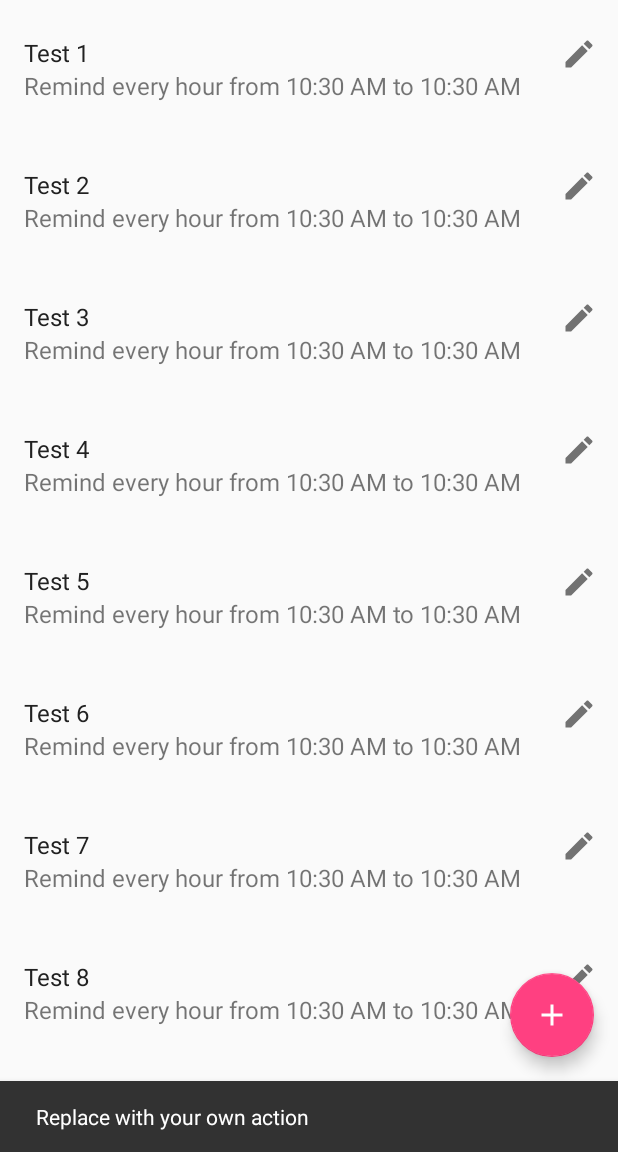
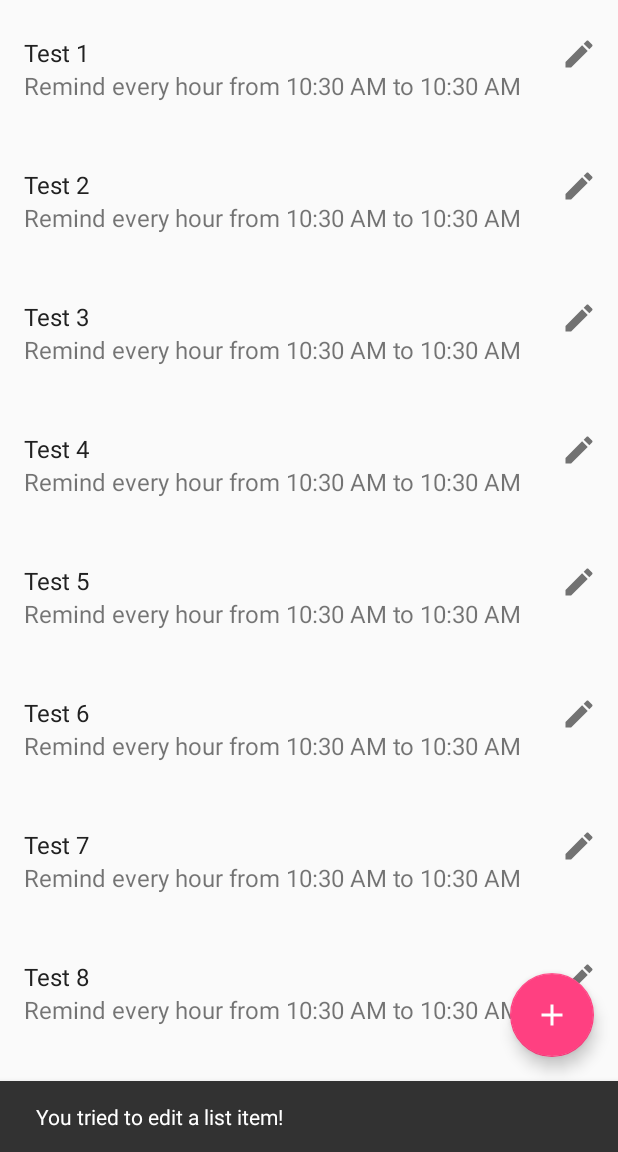
Before and after one commit to YashdalfTheGray/RepeatingReminders, an Android app: the screen it shows after launch (MainActivity), after a tap on "Edit Reminder", on a phone screen of 412 x 824 dp, the part 84-1236 px from its top. Run offline under Robolectric (Android 15) with nearby library versions, the phone set to English and light mode, and no system bars; 1 other tap on this screen came first.

Commit message:
wired up the click on the linear layout

```diff
--- a/app/src/main/java/com/yashdalfthegray/repeatingreminders/adapters/RecyclerAdapter.java
+++ b/app/src/main/java/com/yashdalfthegray/repeatingreminders/adapters/RecyclerAdapter.java
@@ -8,6 +8,7 @@ import android.view.LayoutInflater;
 import android.view.View;
 import android.view.ViewGroup;
 import android.widget.ImageButton;
+import android.widget.LinearLayout;
 import android.widget.TextView;
 
 import com.yashdalfthegray.repeatingreminders.R;
@@ -65,6 +66,7 @@ public class RecyclerAdapter extends RecyclerView.Adapter<RecyclerAdapter.Remind
 
         TextView title, reminderText;
         ImageButton editReminderButton;
+        LinearLayout itemLinearLayout;
         int position;
         Reminder current;
         Resources res;
@@ -73,6 +75,7 @@ public class RecyclerAdapter extends RecyclerView.Adapter<RecyclerAdapter.Remind
             super(itemView);
             res = itemView.getResources();
 
+            itemLinearLayout = (LinearLayout) itemView.findViewById(R.id.reminder_item_container);
             title = (TextView) itemView.findViewById(R.id.reminder_title);
             reminderText = (TextView) itemView.findViewById(R.id.reminder_text);
             editReminderButton = (ImageButton) itemView.findViewById(R.id.button_edit_reminder);
@@ -87,7 +90,13 @@ public class RecyclerAdapter extends RecyclerView.Adapter<RecyclerAdapter.Remind
             this.editReminderButton.setOnClickListener(new View.OnClickListener() {
                 @Override
                 public void onClick(View v) {
-                    Snackbar.make(v.getRootView().findViewById(R.id.main_app_view), "Replace with your own action", Snackbar.LENGTH_LONG).setAction("Action", null).show();
+                    Snackbar.make(v.getRootView().findViewById(R.id.main_app_view), "You tried to edit a list item!", Snackbar.LENGTH_LONG).setAction("Action", null).show();
+                }
+            });
+            this.itemLinearLayout.setOnClickListener(new View.OnClickListener() {
+                @Override
+                public void onClick(View v) {
+                    Snackbar.make(v.getRootView().findViewById(R.id.main_app_view), "You clicked on a list item!", Snackbar.LENGTH_LONG).setAction("Action", null).show();
                 }
             });
         }
```
